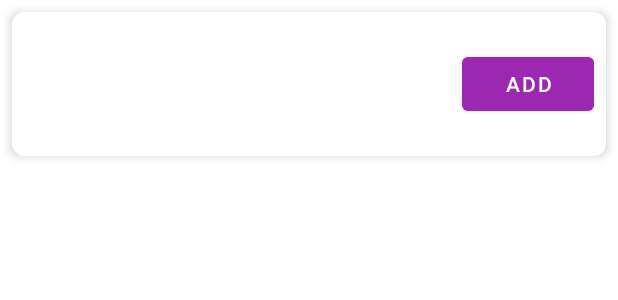
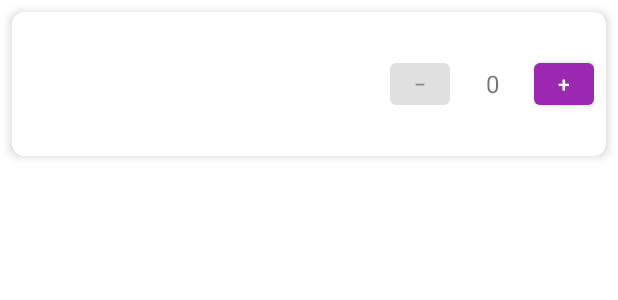
Before and after one commit to fedorgor133/7OWL, an Android app: the layout item_product.xml on its own in the app's theme, with its tools: preview values and no code run, on a phone screen of 412 x 824 dp. Shown: the top 300 px of the screen. Run offline under Robolectric (Android 15) with nearby library versions, the phone set to English and light mode, and no system bars.

Commit message:
- Updates al Shop (add and remove product buttons)

```diff
--- a/presentation/src/main/res/layout/item_product.xml
+++ b/presentation/src/main/res/layout/item_product.xml
@@ -52,12 +52,37 @@
                 android:textStyle="bold" />
         </LinearLayout>
 
-        <!-- Botón de añadir al carrito -->
-        <Button
-            android:id="@+id/buttonAddToCart"
+        <!-- Controles de cantidad -->
+        <LinearLayout
+            android:id="@+id/quantityControls"
             android:layout_width="wrap_content"
             android:layout_height="wrap_content"
-            android:text="Add" />
+            android:orientation="horizontal"
+            android:gravity="center_vertical">
+
+            <Button
+                android:id="@+id/buttonDecrease"
+                android:layout_width="40dp"
+                android:layout_height="40dp"
+                android:text="−"
+                android:enabled="false" />
+
+            <TextView
+                android:id="@+id/textQuantity"
+                android:layout_width="40dp"
+                android:layout_height="wrap_content"
+                android:gravity="center"
+                android:text="0"
+                android:textSize="16sp"
+                android:layout_marginHorizontal="8dp" />
+
+            <Button
+                android:id="@+id/buttonIncrease"
+                android:layout_width="40dp"
+                android:layout_height="40dp"
+                android:text="+" />
+        </LinearLayout>
+
     </LinearLayout>
 
 </androidx.cardview.widget.CardView>
```
Also changed, not shown: presentation/src/main/java/edu/ub/pis2425/projecte7owls/presentation/ShoppingFragment.java (+12 -1 lines), presentation/src/main/java/edu/ub/pis2425/projecte7owls/presentation/adapters/ProductAdapter.java (+25 -17 lines).
